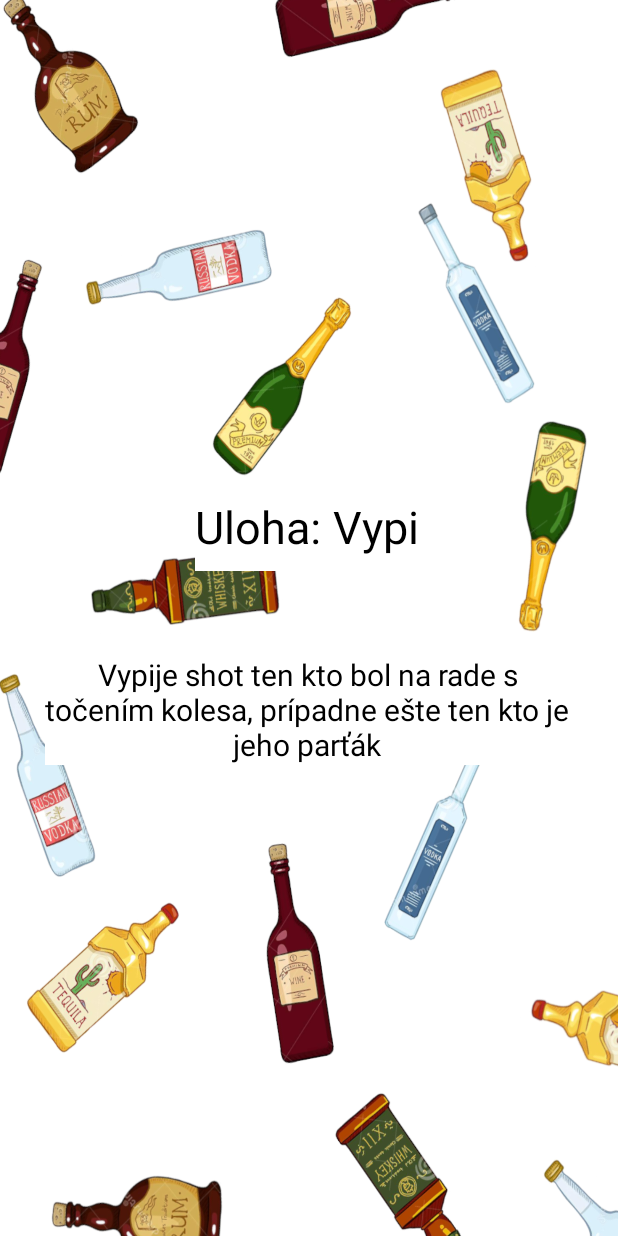
After one commit to marek-cuper/Spin_and_drink, an Android app: the Info screen opened directly, with no data from a screen before it, on a phone screen of 412 x 824 dp. The commit adds this screen. Run offline under Robolectric (Android 15) with nearby library versions, the phone set to English and light mode, and no system bars.

Commit message:
Pridanie 2 fragmenty(info, partner), sluzia pre informovanie a na tocenie partnera. Uprava grafiky a bug fixi

```diff
--- /dev/null
+++ b/app/src/main/java/com/example/spinyourdrink/Info.kt
@@ -0,0 +1,58 @@
+package com.example.spinyourdrink
+
+import android.os.Bundle
+import android.widget.TextView
+import androidx.appcompat.app.AppCompatActivity
+
+
+
+class Info : AppCompatActivity() {
+
+    var cisloUlohy = 0
+
+    override fun onCreate(savedInstanceState: Bundle?) {
+        super.onCreate(savedInstanceState)
+        setContentView(R.layout.activity_info)
+
+        cisloUlohy = intent.getIntExtra("cisloUlohy", 0)
+        val textViewUloha = findViewById<TextView>(R.id.textViewAktualnaUloha)
+        val textViewPopis = findViewById<TextView>(R.id.textViewPopisUlohy)
+
+        if(cisloUlohy == 0){
+            textViewUloha?.text = getString(R.string.uloha_vypi)
+            textViewPopis?.text = "Vypije shot ten kto bol na rade s točením kolesa, prípadne ešte ten kto je jeho parťák"
+        } else if(cisloUlohy == 1){
+            textViewUloha?.text = getString(R.string.uloha_vypi2)
+            textViewPopis?.text = "Vypije dva shoty ten kto bol na rade s točením kolesa, prípadne ešte ten kto je jeho parťák"
+        } else if(cisloUlohy == 2){
+            textViewUloha?.text = getString(R.string.uloha_partner)
+            textViewPopis?.text = "Hráč ktorý bol na rade s točením dostane nahodného hráča za parťáka, parťáci pijú vždy spolu." +
+                    "Ak pije prvý, pije aj druhý. Parťákmi ostávate dokým sa nevyžrebuje ďalšia dvojica"
+        } else if(cisloUlohy == 3){
+            textViewUloha?.text = getString(R.string.uloha_muzi)
+            textViewPopis?.text = "Pijú shot všetci muži, prípadne aj parťáčka"
+        } else if(cisloUlohy == 4){
+            textViewUloha?.text = getString(R.string.uloha_zeny)
+            textViewPopis?.text = "Pijú shot všetky ženy, prípadne aj parťák"
+        } else if(cisloUlohy == 5){
+            textViewUloha?.text = getString(R.string.uloha_vsetci)
+            textViewPopis?.text = "Všetci pijú shot"
+        } else if(cisloUlohy == 6){
+            textViewUloha?.text = getString(R.string.uloha_nalej)
+            textViewPopis?.text = "Hráčovi ktorý bol na rade s točením kolesa bude naliaty shot do úst od hráča po jeho pravici," +
+                    " prípadne hráč naleje aj jeho parťákovi"
+        } else if(cisloUlohy == 7){
+            textViewUloha?.text = getString(R.string.uloha_stastlivec)
+            textViewPopis?.text = "Šťastlivci ktorí majú najmenej shotov v sebe vypijú shot, prípadne ešte jeho parťák"
+        } else if(cisloUlohy == 8){
+            textViewUloha?.text = getString(R.string.uloha_drepy)
+            textViewPopis?.text = "Hráč ktorý bol na rade s točením kolesa spraví 10 drepov"
+        } else if(cisloUlohy == 9){
+            textViewUloha?.text = getString(R.string.uloha_pauza)
+            textViewPopis?.text = "Hráč ktorý bol na rade s točením kolesa nespraví nič, má PAUZU"
+        }
+
+
+
+    }
+}
--- /dev/null
+++ b/app/src/main/res/layout/activity_info.xml
@@ -0,0 +1,59 @@
+<?xml version="1.0" encoding="utf-8"?>
+<androidx.constraintlayout.widget.ConstraintLayout xmlns:android="http://schemas.android.com/apk/res/android"
+    xmlns:app="http://schemas.android.com/apk/res-auto"
+    xmlns:tools="http://schemas.android.com/tools"
+    android:layout_width="match_parent"
+    android:layout_height="match_parent"
+    android:background="@drawable/pozadie">
+
+    <LinearLayout
+        android:layout_width="350dp"
+        android:layout_height="600dp"
+        android:gravity="center"
+        android:orientation="vertical"
+        app:layout_constraintBottom_toBottomOf="parent"
+        app:layout_constraintEnd_toEndOf="parent"
+        app:layout_constraintHorizontal_bias="0.483"
+        app:layout_constraintStart_toStartOf="parent"
+        app:layout_constraintTop_toTopOf="parent"
+        app:layout_constraintVertical_bias="0.483">
+
+        <LinearLayout
+            android:layout_width="320dp"
+            android:layout_height="100dp"
+            android:gravity="center"
+            android:orientation="horizontal">
+
+            <TextView
+                android:id="@+id/textView1"
+                android:layout_width="wrap_content"
+                android:layout_height="50dp"
+                android:background="@color/white"
+                android:text="Uloha: "
+                android:textAlignment="center"
+                android:textColor="@color/black"
+                android:textSize="30sp" />
+
+            <TextView
+                android:id="@+id/textViewAktualnaUloha"
+                android:layout_width="wrap_content"
+                android:layout_height="50dp"
+                android:background="@color/white"
+                android:textAlignment="center"
+                android:textColor="@color/black"
+                android:textSize="30sp" />
+        </LinearLayout>
+        <TextView
+            android:id="@+id/textViewPopisUlohy"
+            android:layout_width="wrap_content"
+            android:layout_height="wrap_content"
+            android:background="@color/white"
+            android:textAlignment="center"
+            android:textColor="@color/black"
+            android:textSize="20sp"
+            android:layout_marginTop="30dp" />
+    </LinearLayout>
+
+
+
+</androidx.constraintlayout.widget.ConstraintLayout>
--- a/app/src/main/res/layout/activity_mission_settings.xml
+++ b/app/src/main/res/layout/activity_mission_settings.xml
@@ -170,7 +170,8 @@
             android:layout_height="wrap_content"
             android:layout_marginTop="30dp"
             android:layout_marginBottom="30dp"
-            android:text="@string/pokracovat" />
+            android:text="@string/pokracovat"
+            android:backgroundTint="@color/tlacitka"/>
 
 
     </LinearLayout>
--- a/app/src/main/res/layout/activity_names_settings.xml
+++ b/app/src/main/res/layout/activity_names_settings.xml
@@ -185,6 +185,7 @@
         android:layout_width="wrap_content"
         android:layout_height="wrap_content"
         android:text="@string/pokracovat"
+        android:backgroundTint="@color/tlacitka"
         app:layout_constraintBottom_toBottomOf="parent"
         app:layout_constraintEnd_toEndOf="parent"
         app:layout_constraintStart_toStartOf="parent"
--- a/app/src/main/res/values-night/themes.xml
+++ b/app/src/main/res/values-night/themes.xml
@@ -2,8 +2,8 @@
     <!-- Base application theme. -->
     <style name="Theme.SpinYourDrink" parent="Theme.MaterialComponents.DayNight.NoActionBar">
         <!-- Primary brand color. -->
-        <item name="colorPrimary">@color/purple_200</item>
-        <item name="colorPrimaryVariant">@color/purple_700</item>
+        <item name="colorPrimary">@color/tlacitka</item>
+        <item name="colorPrimaryVariant">@color/tlacitka</item>
         <item name="colorOnPrimary">@color/black</item>
         <!-- Secondary brand color. -->
         <item name="colorSecondary">@color/teal_200</item>
--- a/app/src/main/res/values/colors.xml
+++ b/app/src/main/res/values/colors.xml
@@ -2,6 +2,7 @@
 <resources>
     <color name="boys">#75BCF4</color>
     <color name="girls">#E95E8D</color>
+    <color name="tlacitka">#D69906</color>
     <color name="light_purple">#FFE6FB</color>
     <color name="purple_200">#FFBB86FC</color>
     <color name="purple_500">#FF6200EE</color>
--- a/app/src/main/res/values/themes.xml
+++ b/app/src/main/res/values/themes.xml
@@ -2,8 +2,8 @@
     <!-- Base application theme. -->
     <style name="Theme.SpinYourDrink" parent="Theme.MaterialComponents.DayNight.NoActionBar">
         <!-- Primary brand color. -->
-        <item name="colorPrimary">@color/purple_500</item>
-        <item name="colorPrimaryVariant">@color/purple_700</item>
+        <item name="colorPrimary">@color/tlacitka</item>
+        <item name="colorPrimaryVariant">@color/tlacitka</item>
         <item name="colorOnPrimary">@color/white</item>
         <!-- Secondary brand color. -->
         <item name="colorSecondary">@color/teal_200</item>
```
Also changed, not shown: app/src/main/AndroidManifest.xml (+10 -0 lines), app/src/main/java/com/example/spinyourdrink/MainSpin.kt (+28 -2 lines), app/src/main/java/com/example/spinyourdrink/Partner.kt (added, +56 -0 lines), app/src/main/res/layout/activity_main_spin.xml (+4 -4 lines), app/src/main/res/layout/activity_partner.xml (added, +94 -0 lines), app/src/main/res/layout/activity_start_page.xml (+5 -3 lines), app/src/main/res/navigation/nav_graph2.xml (added, +28 -0 lines), app/src/main/res/values/strings.xml (+5 -3 lines).
